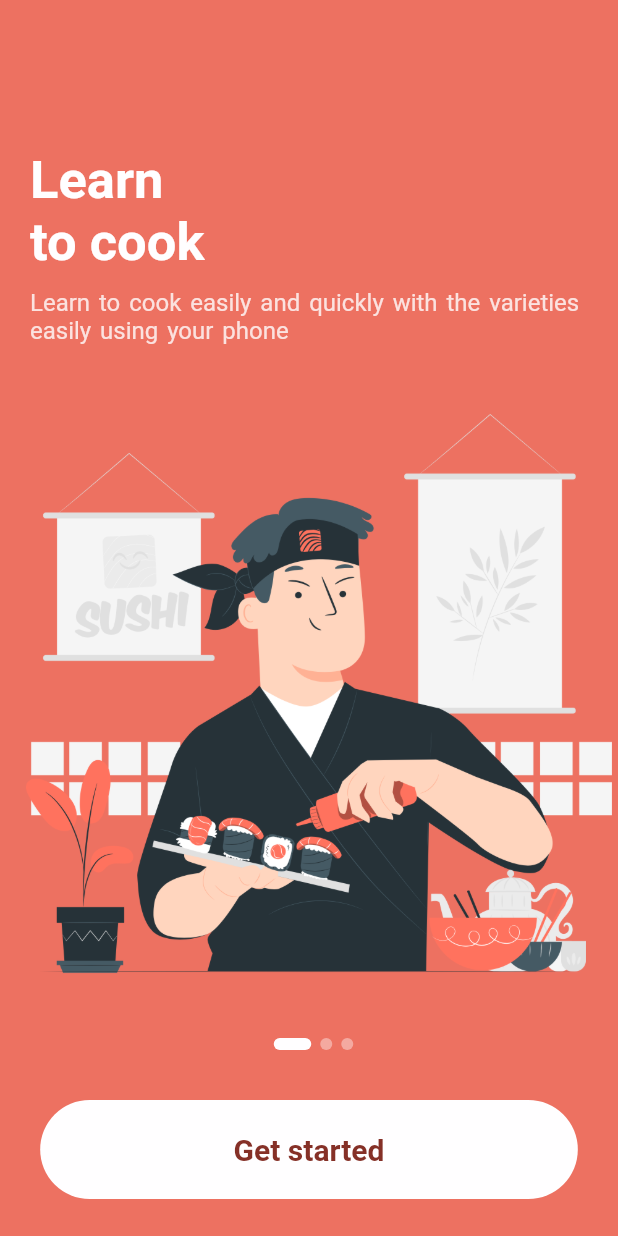
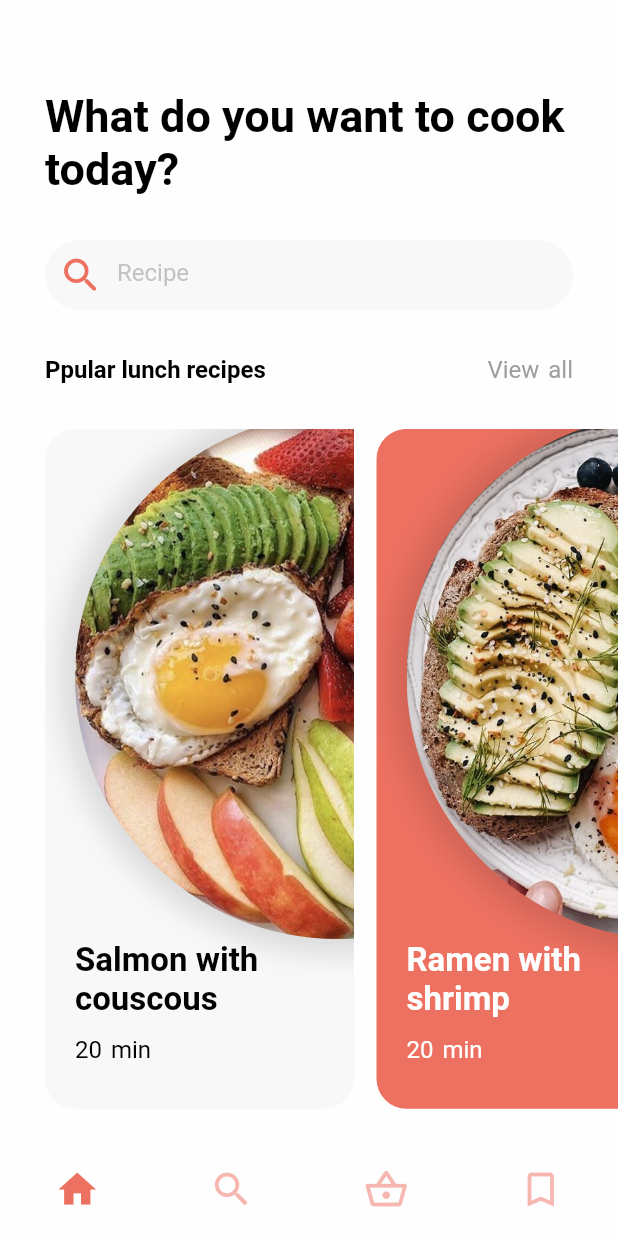
Before and after one commit to Ola-Alotaibi0/Cooking_App_Flutter, a Flutter app: the screen it shows after launch, on a phone screen of 412 x 824 dp. Run offline on Flutter 3.47's test engine with Material 2 defaults, Android fonts, the phone set to English and light mode, and no system bars.

Commit message:
Create Home Pages(mainNavPages)

```diff
--- a/lib/component/colors.dart
+++ b/lib/component/colors.dart
@@ -6,6 +6,6 @@ class AppColors {
   static final Color greyBackgroundColor= Color(0xFFF8F8F8);
   static final Color colorWhite= Color(0xFFFFFEFF);
   static final Color textColorBlack= Color(0xFF020202);
-  static final Color textColorGrey= Color(0xFFC5BDBF);
+  static final Color textColorGrey= Colors.grey.shade500;
   static final Color textButtonColor= Color(0xFF853027);
 }
--- a/lib/main.dart
+++ b/lib/main.dart
@@ -1,3 +1,4 @@
+import 'package:cooking_app/pages/mainNavPages/main_page.dart';
 import 'package:flutter/material.dart';
 import 'package:cooking_app/pages/welcome_page.dart';
 void main() {
@@ -14,9 +15,8 @@ class MyApp extends StatelessWidget {
       title: 'Flutter Demo',
       debugShowCheckedModeBanner: false,
       theme: ThemeData(
-        primarySwatch: Colors.blue,
       ),
-      home: WelcomePage(),
+      home: MainPage(),
     );
   }
 }
--- /dev/null
+++ b/lib/pages/mainNavPages/basket_page.dart
@@ -0,0 +1,15 @@
+import 'package:cooking_app/widgets/app_large_text.dart';
+import 'package:flutter/material.dart';
+
+class BasketPage extends StatelessWidget {
+  const BasketPage({Key? key}) : super(key: key);
+
+  @override
+  Widget build(BuildContext context) {
+    return Container(
+      child: Center(
+        child: AppLargeText(text: "Basket Page",size: 20,),
+      ),
+    );
+  }
+}
--- /dev/null
+++ b/lib/pages/mainNavPages/home_page.dart
@@ -0,0 +1,92 @@
+import 'package:cooking_app/component/colors.dart';
+import 'package:cooking_app/widgets/app_large_text.dart';
+import 'package:cooking_app/widgets/app_text.dart';
+import 'package:cooking_app/widgets/food_CardInfo.dart';
+import 'package:cooking_app/widgets/search_bar.dart';
+import 'package:flutter/material.dart';
+
+class HomePage extends StatefulWidget {
+  const HomePage({Key? key}) : super(key: key);
+
+  @override
+  State<HomePage> createState() => _HomePageState();
+}
+
+class _HomePageState extends State<HomePage> {
+  List foodInfo = [
+    {
+      "image": "images/foodImg/food1.jpg",
+      "foodText": "Salmon with couscous",
+      "time": "20 min",
+    },
+    {
+      "image": "images/foodImg/food2.jpg",
+      "foodText": "Ramen with shrimp",
+      "time": "20 min",
+    },
+    {
+      "image": "images/foodImg/food3.jpg",
+      "foodText": "Chicken with couscous",
+      "time": "20 min",
+    },
+    {
+      "image": "images/foodImg/food4.jpg",
+      "foodText": "Meat with shrimp",
+      "time": "20 min",
+    }
+
+  ];
+
+  @override
+  Widget build(BuildContext context) {
+    bool verify_whichCard= false;
+    Size size = MediaQuery.of(context).size;
+    return Scaffold(
+      backgroundColor: AppColors.colorWhite,
+      body: Padding(
+        padding: const EdgeInsets.only(top: 60,left: 30),
+        child: Column(
+          children: [
+
+            Padding(
+              padding: const EdgeInsets.only(right: 30),
+              child: Container(
+                  child: AppLargeText(text: "What do you want to cook today?")),
+            ),
+            SizedBox(height: 30,),
+            SearchBar(hintText: "Recipe",),
+            SizedBox(height: 30,),
+
+            Padding(
+              padding: const EdgeInsets.only(right: 30),
+              child: Row(
+                mainAxisAlignment: MainAxisAlignment.spaceBetween,
+                children: [
+                  AppLargeText(text: "Ppular lunch recipes", size: 16,),
+                  AppText(text: "View all", color: AppColors.textColorGrey,size: 16,),
+                ],
+              ),
+            ),
+            SizedBox(height: 30,),
+
+            Container(
+              height: size.height*0.55,
+              child: ListView.builder(
+                scrollDirection: Axis.horizontal,
+                itemCount: 4,
+                itemBuilder: (context, index){
+                return FoodCardInfo(
+                  image: foodInfo[index]["image"],
+                  foodText: foodInfo[index]["foodText"],
+                  time: foodInfo[index]["time"],
+                  verify_whichCard: verify_whichCard == false ? verify_whichCard = true : verify_whichCard = false,
+                );
+                }
+              ),
+            ),
+          ],
+        ),
+      ),
+    );
+  }
+}
--- /dev/null
+++ b/lib/pages/mainNavPages/main_page.dart
@@ -0,0 +1,55 @@
+import 'package:cooking_app/component/colors.dart';
+import 'package:cooking_app/pages/mainNavPages/basket_page.dart';
+import 'package:cooking_app/pages/mainNavPages/home_page.dart';
+import 'package:cooking_app/pages/mainNavPages/save_page.dart';
+import 'package:cooking_app/pages/mainNavPages/search_page.dart';
+import 'package:flutter/material.dart';
+
+
+class MainPage extends StatefulWidget {
+  const MainPage({Key? key}) : super(key: key);
+
+  @override
+  State<MainPage> createState() => _MainPageState();
+}
+
+class _MainPageState extends State<MainPage> {
+  List pages = [
+    HomePage(),
+    SearchPage(),
+    BasketPage(),
+    SavePage(),
+  ];
+
+  int bottomNavigationBarIndex = 0;
+  void onTap(int index){
+    setState(() {
+      bottomNavigationBarIndex = index;
+    });
+  }
+  @override
+  Widget build(BuildContext context) {
+    return Scaffold(
+      backgroundColor: AppColors.colorWhite,
+      body: pages[bottomNavigationBarIndex],
+      bottomNavigationBar: BottomNavigationBar(
+        backgroundColor: AppColors.colorWhite,
+        onTap: onTap,
+        type: BottomNavigationBarType.fixed,
+        currentIndex: bottomNavigationBarIndex,
+        selectedItemColor: AppColors.mainColor,
+        unselectedItemColor: AppColors.mainColor.withOpacity(0.5),
+        showSelectedLabels: false,
+        showUnselectedLabels: false,
+        elevation: 0,
+        iconSize: 30,
+        items: [
+          BottomNavigationBarItem(title: Text("Home"),icon: Icon(Icons.home,)),
+          BottomNavigationBarItem(title: Text("Search"),icon: Icon(Icons.search,)),
+          BottomNavigationBarItem(title: Text("Basket"),icon: Icon(Icons.shopping_basket_outlined,)),
+          BottomNavigationBarItem(title: Text("Save"),icon: Icon(Icons.bookmark_border_outlined,))
+        ],
+      ),
+    );
+  }
+}
--- /dev/null
+++ b/lib/pages/mainNavPages/save_page.dart
@@ -0,0 +1,15 @@
+import 'package:cooking_app/widgets/app_large_text.dart';
+import 'package:flutter/material.dart';
+
+class SavePage extends StatelessWidget {
+  const SavePage({Key? key}) : super(key: key);
+
+  @override
+  Widget build(BuildContext context) {
+    return Container(
+      child: Center(
+        child: AppLargeText(text:"Save Page",size: 20,),
+      ),
+    );
+  }
+}
--- /dev/null
+++ b/lib/pages/mainNavPages/search_page.dart
@@ -0,0 +1,16 @@
+import 'package:cooking_app/component/colors.dart';
+import 'package:cooking_app/widgets/app_large_text.dart';
+import 'package:flutter/material.dart';
+
+class SearchPage extends StatelessWidget {
+  const SearchPage({Key? key}) : super(key: key);
+
+  @override
+  Widget build(BuildContext context) {
+    return Container(
+      child: Center(
+        child: AppLargeText(text: "Search Page",size: 20,),
+      ),
+    );
+  }
+}
--- a/lib/pages/welcome_page.dart
+++ b/lib/pages/welcome_page.dart
@@ -22,8 +22,7 @@ class _WelcomePageState extends State<WelcomePage> {
     {
       'Topic1': "Learn",
       'Topic2': "to cook",
-      'Topic3':
-          "Learn to cook easily and quickly with the varieties easily using your phone",
+      'Topic3': "Learn to cook easily and quickly with the varieties easily using your phone",
     },
     {
       'Topic1': "Make",
--- /dev/null
+++ b/lib/widgets/food_CardInfo.dart
@@ -0,0 +1,97 @@
+import 'package:cooking_app/component/colors.dart';
+import 'package:flutter/material.dart';
+
+import 'app_large_text.dart';
+import 'app_text.dart';
+
+class FoodCardInfo extends StatelessWidget {
+  FoodCardInfo({
+    Key? key,
+    required this.image,
+    required this.foodText,
+    required this.time,
+    required this.verify_whichCard,
+  }) : super(key: key);
+
+  final String image;
+  final String foodText;
+  final String time;
+  final bool verify_whichCard;
+  Color? textColor;
+  Color? backgroundColor;
+
+  void check(){
+    if(verify_whichCard){
+      print(verify_whichCard);
+      textColor = AppColors.textColorBlack;
+      backgroundColor = AppColors.greyBackgroundColor;
+    } else {
+      print(verify_whichCard);
+      textColor = AppColors.colorWhite;
+      backgroundColor = AppColors.mainColor;
+    }
+  }
+
+  @override
+  Widget build(BuildContext context) {
+    check();
+    Size size = MediaQuery.of(context).size;
+    return Container(
+      margin: EdgeInsets.only(right: 15),
+      height: size.height*0.55,
+      width: size.width*0.5,
+      decoration: BoxDecoration(
+        color: backgroundColor,
+        borderRadius: BorderRadius.circular(20),
+      ),
+      child: Stack(
+        children: [
+
+          Positioned(
+            top: -10,
+            left: 20,
+            child: Container(
+              height: 350,
+              width: 350,
+              decoration: BoxDecoration(
+                boxShadow: [
+                  BoxShadow(
+                    color: Colors.black12,//if
+                    spreadRadius: 10,
+                    blurRadius: 15,
+                  ),
+                ],
+                borderRadius: BorderRadius.circular(200),
+                image: DecorationImage(
+                  image: AssetImage(image),
+                  fit: BoxFit.cover,
+                ),
+              ),
+            ),
+          ),
+
+          Positioned(
+            bottom: 60,
+            left: 20,
+            child: Container(
+              width: size.width * 0.4,
+
+              child: AppLargeText(text: foodText,size: 22,color: textColor!,),
+            ),
+          ),
+
+          Positioned(
+            bottom: 30,
+            left: 20,
+            child: Container(
+              width: size.width * 0.4,
+              child: AppText(text: time,color: textColor!,),
+            ),
+          ),
+
+        ],
+      ),
+
+    );
+  }
+}
--- /dev/null
+++ b/lib/widgets/search_bar.dart
@@ -0,0 +1,41 @@
+import 'package:cooking_app/component/colors.dart';
+import 'package:flutter/material.dart';
+
+class SearchBar extends StatelessWidget {
+
+  final String hintText;
+  const SearchBar({
+    required this.hintText,
+    Key? key,
+  }) : super(key: key);
+
+  @override
+  Widget build(BuildContext context) {
+    Size size = MediaQuery.of(context).size;
+    return Padding(
+      padding: const EdgeInsets.only(right: 30),
+      child: Container(
+        height: size.height *0.057,
+        decoration: BoxDecoration(
+          borderRadius: BorderRadius.circular(40),
+          color: AppColors.greyBackgroundColor,
+        ),
+        child: Center(
+          child: TextField(
+            decoration: InputDecoration(
+                focusedBorder: InputBorder.none,
+                border: InputBorder.none,
+                errorBorder: InputBorder.none,
+                disabledBorder: InputBorder.none,
+                hintText: hintText,
+                hintStyle: TextStyle(
+                  color: Colors.grey.withOpacity(0.6),
+                ),
+                prefixIcon: Icon(Icons.search_rounded, color: AppColors.mainColor,size: 30,)
+            ),
+          ),
+        ),
+      ),
+    );
+  }
+}
--- a/pubspec.yaml
+++ b/pubspec.yaml
@@ -60,6 +60,7 @@ flutter:
   # To add assets to your application, add an assets section, like this:
   assets:
     - images/
+    - images/foodImg/
   #   - images/a_dot_ham.jpeg
 
   # An image asset can refer to one or more resolution-specific "variants", see
```
Also changed, not shown: images/foodImg/food1.jpg (added), images/foodImg/food2.jpg (added), images/foodImg/food3.jpg (added), images/foodImg/food4.jpg (added).
